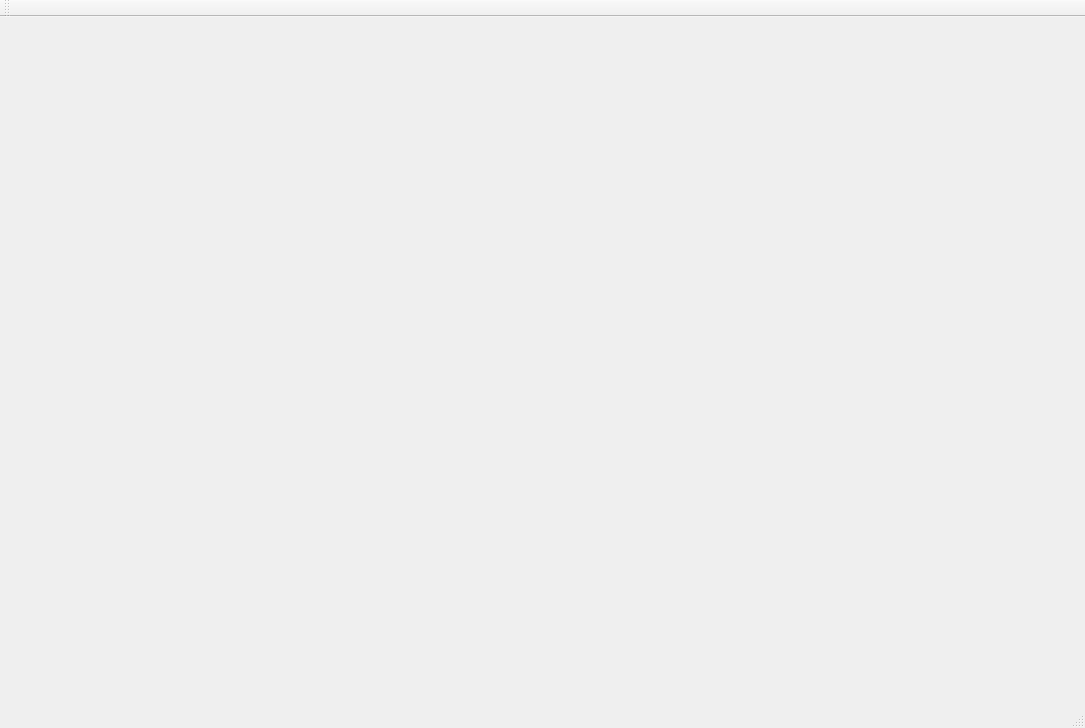
Above: fianl_traning/CashierMS/mainwindow.ui from timo1160139211/myQtTraning before the change. Below: the same form after it.
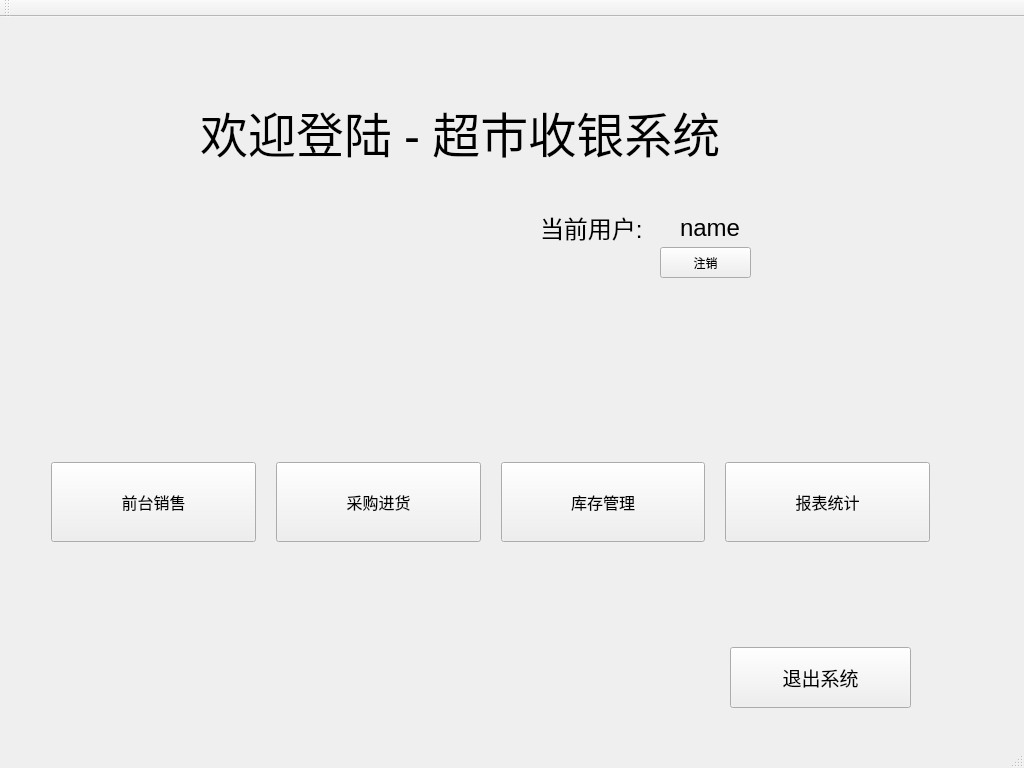
That is the form after the change.

Commit message: 页面跳转 + 数据库初始化 + 登录 + 采购页面

Patch:
```diff
--- a/fianl_traning/CashierMS/mainwindow.ui
+++ b/fianl_traning/CashierMS/mainwindow.ui
@@ -6,14 +6,201 @@
    <rect>
     <x>0</x>
     <y>0</y>
-    <width>1085</width>
-    <height>728</height>
+    <width>1024</width>
+    <height>768</height>
    </rect>
   </property>
+  <property name="minimumSize">
+   <size>
+    <width>1024</width>
+    <height>768</height>
+   </size>
+  </property>
   <property name="windowTitle">
    <string>MainWindow</string>
   </property>
-  <widget class="QWidget" name="centralWidget"/>
+  <widget class="QWidget" name="centralWidget">
+   <widget class="QLabel" name="usernameLabel">
+    <property name="geometry">
+     <rect>
+      <x>680</x>
+      <y>190</y>
+      <width>131</width>
+      <height>41</height>
+     </rect>
+    </property>
+    <property name="font">
+     <font>
+      <family>Arial</family>
+      <pointsize>18</pointsize>
+     </font>
+    </property>
+    <property name="text">
+     <string>name</string>
+    </property>
+   </widget>
+   <widget class="QLabel" name="label_2">
+    <property name="geometry">
+     <rect>
+      <x>200</x>
+      <y>80</y>
+      <width>551</width>
+      <height>71</height>
+     </rect>
+    </property>
+    <property name="font">
+     <font>
+      <family>楷体</family>
+      <pointsize>36</pointsize>
+     </font>
+    </property>
+    <property name="text">
+     <string>欢迎登陆 - 超市收银系统</string>
+    </property>
+   </widget>
+   <widget class="QLabel" name="usernameLabel_2">
+    <property name="geometry">
+     <rect>
+      <x>540</x>
+      <y>190</y>
+      <width>131</width>
+      <height>41</height>
+     </rect>
+    </property>
+    <property name="font">
+     <font>
+      <family>Arial</family>
+      <pointsize>18</pointsize>
+     </font>
+    </property>
+    <property name="text">
+     <string>当前用户:</string>
+    </property>
+   </widget>
+   <widget class="QWidget" name="horizontalLayoutWidget">
+    <property name="geometry">
+     <rect>
+      <x>40</x>
+      <y>420</y>
+      <width>901</width>
+      <height>131</height>
+     </rect>
+    </property>
+    <layout class="QHBoxLayout" name="mainHorizontalLayout">
+     <property name="spacing">
+      <number>20</number>
+     </property>
+     <item>
+      <widget class="QPushButton" name="toCashierButton">
+       <property name="minimumSize">
+        <size>
+         <width>0</width>
+         <height>80</height>
+        </size>
+       </property>
+       <property name="font">
+        <font>
+         <family>Arial</family>
+         <pointsize>12</pointsize>
+        </font>
+       </property>
+       <property name="text">
+        <string>前台销售</string>
+       </property>
+      </widget>
+     </item>
+     <item>
+      <widget class="QPushButton" name="toStockButton">
+       <property name="minimumSize">
+        <size>
+         <width>0</width>
+         <height>80</height>
+        </size>
+       </property>
+       <property name="font">
+        <font>
+         <family>Arial</family>
+         <pointsize>12</pointsize>
+        </font>
+       </property>
+       <property name="text">
+        <string>采购进货</string>
+       </property>
+      </widget>
+     </item>
+     <item>
+      <widget class="QPushButton" name="toInventoryManagementButton">
+       <property name="minimumSize">
+        <size>
+         <width>0</width>
+         <height>80</height>
+        </size>
+       </property>
+       <property name="font">
+        <font>
+         <family>Arial</family>
+         <pointsize>12</pointsize>
+        </font>
+       </property>
+       <property name="text">
+        <string>库存管理</string>
+       </property>
+      </widget>
+     </item>
+     <item>
+      <widget class="QPushButton" name="toReportButton">
+       <property name="minimumSize">
+        <size>
+         <width>0</width>
+         <height>80</height>
+        </size>
+       </property>
+       <property name="font">
+        <font>
+         <family>Arial</family>
+         <pointsize>12</pointsize>
+        </font>
+       </property>
+       <property name="text">
+        <string>报表统计</string>
+       </property>
+      </widget>
+     </item>
+    </layout>
+   </widget>
+   <widget class="QPushButton" name="exitSystemButton">
+    <property name="geometry">
+     <rect>
+      <x>730</x>
+      <y>630</y>
+      <width>181</width>
+      <height>61</height>
+     </rect>
+    </property>
+    <property name="font">
+     <font>
+      <family>Arial</family>
+      <pointsize>14</pointsize>
+     </font>
+    </property>
+    <property name="text">
+     <string>退出系统</string>
+    </property>
+   </widget>
+   <widget class="QPushButton" name="logoutButton">
+    <property name="geometry">
+     <rect>
+      <x>660</x>
+      <y>230</y>
+      <width>91</width>
+      <height>31</height>
+     </rect>
+    </property>
+    <property name="text">
+     <string>注销</string>
+    </property>
+   </widget>
+  </widget>
   <widget class="QToolBar" name="mainToolBar">
    <attribute name="toolBarArea">
     <enum>TopToolBarArea</enum>
```
Left out of the diff: 2 changed lines with no effect on the pictures. The commit also changes 21 other files.
